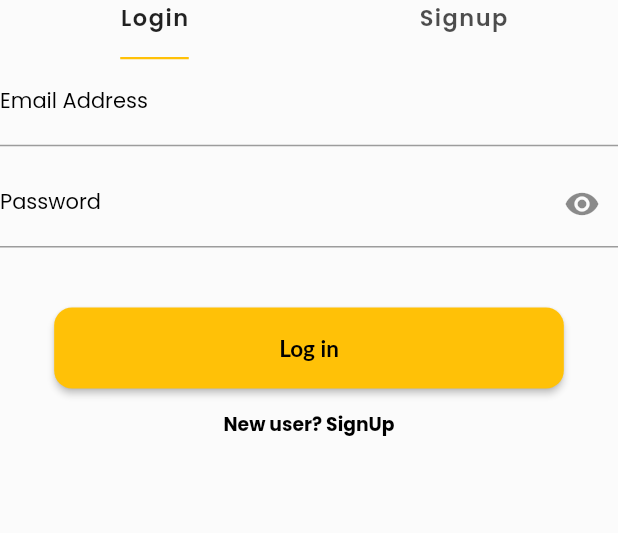
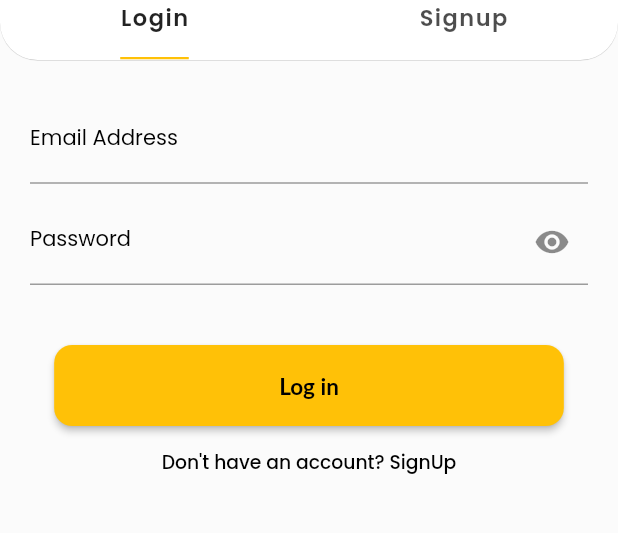
Before and after one commit to swayamshreemohanty/food_delivery_demo, a Flutter app: the screen it shows after launch, on a phone screen of 412 x 824 dp, the part 600-1133 px from its top. Run offline on Flutter 3.47's test engine with Material 2 defaults, Android fonts, the phone set to English and light mode, and no system bars; our stand-ins replace equatable, firebase_auth, firebase_core, flutter_bloc, flutter_screenutil, google_fonts and 1 more; accounts and stored records are empty; Roboto replaces fonts that are missing (Lato).

Commit message:
curve added

```diff
--- a/lib/authentication/widget/auth_card.dart
+++ b/lib/authentication/widget/auth_card.dart
@@ -190,12 +190,12 @@ class _AuthCardState extends State<AuthCard>
               GoogleFonts.poppins(
                   textStyle: TextStyle(
                 fontSize: 12.5.sp,
-                fontWeight: FontWeight.w700,
+                fontWeight: FontWeight.w500,
               )),
             )),
         child: Text(
           _authMode == AuthMode.login
-              ? 'New user? SignUp'
+              ? "Don't have an account? SignUp"
               : 'I have already an account',
         ),
       );
@@ -228,15 +228,20 @@ class _AuthCardState extends State<AuthCard>
     return Form(
       key: _formKey,
       child: SizedBox(
-        height: 400.h,
+        height: 450.h,
         child: Scaffold(
           backgroundColor: Colors.transparent,
           appBar: PreferredSize(
             preferredSize: Size.fromHeight(40.h),
             child: AppBar(
-              elevation: 0,
+              elevation: 0.2,
               automaticallyImplyLeading: false,
-              backgroundColor: Colors.transparent,
+              backgroundColor: Colors.white,
+              shape: RoundedRectangleBorder(
+                borderRadius: BorderRadius.vertical(
+                  bottom: Radius.circular(25.r),
+                ),
+              ),
               flexibleSpace: TabBar(
                 controller: _tabController,
                 indicatorSize: TabBarIndicatorSize.label,
@@ -268,7 +273,9 @@ class _AuthCardState extends State<AuthCard>
               ),
             ),
           ),
-          body: TabBarView(
+          body: Padding(
+            padding: EdgeInsets.symmetric(horizontal: 20.w),
+            child: TabBarView(
               controller: _tabController,
               children: [
                 LoginWidgets(
@@ -285,6 +292,7 @@ class _AuthCardState extends State<AuthCard>
                   authSwitch: authSwtich(),
                 ),
               ],
+            ),
           ),
         ),
       ),
@@ -309,6 +317,7 @@ class LoginWidgets extends StatelessWidget {
   @override
   Widget build(BuildContext context) => ListView(
         children: [
+          SizedBox(height: 25.h),
           userEmailTextField,
           SizedBox(height: 10.h),
           userPasswordTextField,
@@ -339,6 +348,7 @@ class SignInWidgets extends StatelessWidget {
   @override
   Widget build(BuildContext context) => ListView(
         children: [
+          SizedBox(height: 25.h),
           userEmailTextField,
           SizedBox(height: 10.h),
           userPasswordTextField,
```
Lines whose indentation alone changed are shown as unchanged.
